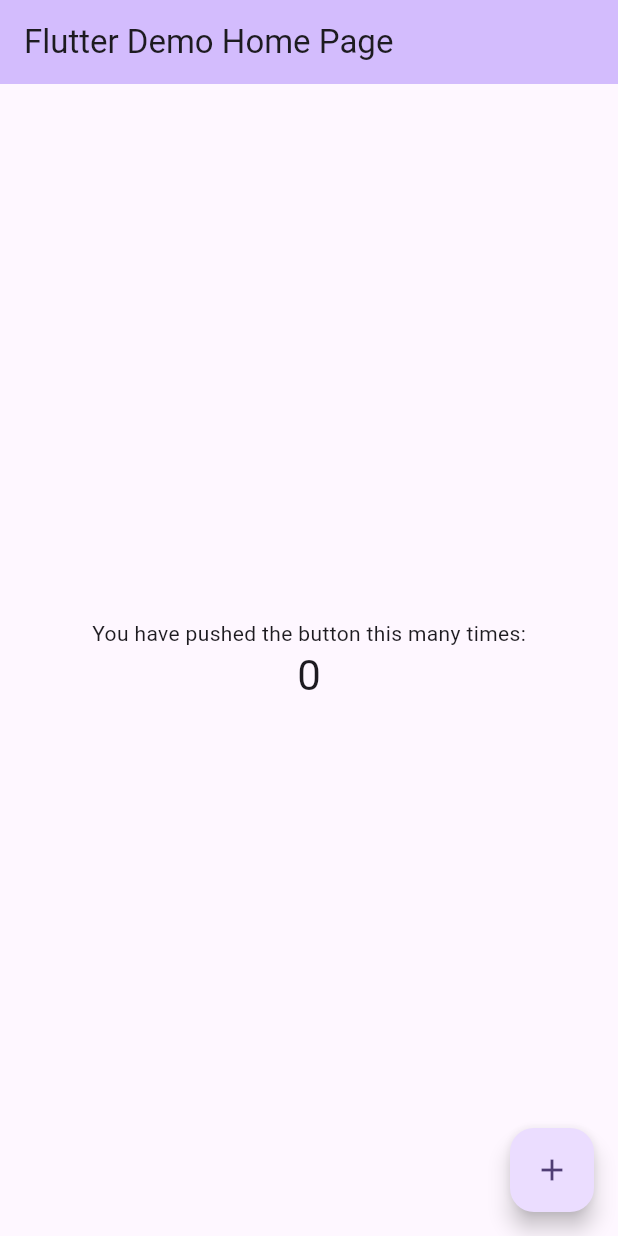
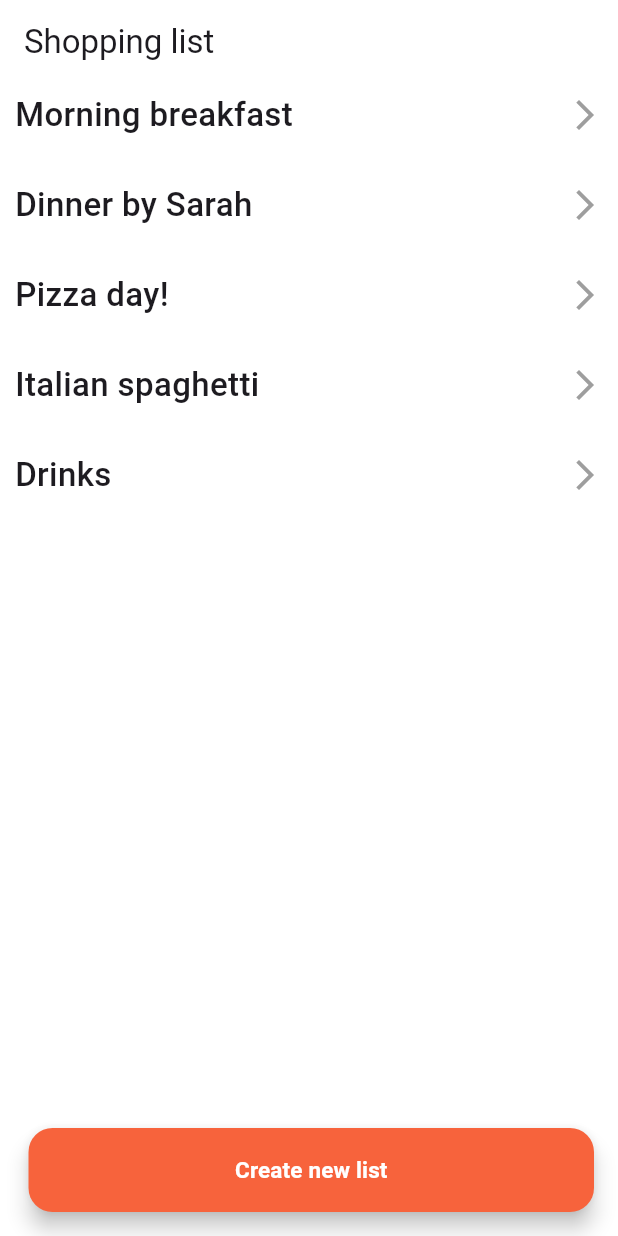
Before and after one commit to devlogio/shopping_list, a Flutter app: the screen it shows after launch, on a phone screen of 412 x 824 dp. Run offline on Flutter 3.47's test engine with Material 3 defaults, Android fonts, the phone set to English and light mode, and no system bars.

Commit message:
Shopping List

```diff
--- a/lib/main.dart
+++ b/lib/main.dart
@@ -1,4 +1,7 @@
 import 'package:flutter/material.dart';
+import 'package:shopping_list/models/shopping_item.dart';
+import 'package:shopping_list/ui/home.dart';
+import 'package:shopping_list/ui/shopping_list.dart';
 
 void main() {
   runApp(const MyApp());
@@ -7,119 +10,74 @@ void main() {
 class MyApp extends StatelessWidget {
   const MyApp({super.key});
 
-  // This widget is the root of your application.
   @override
   Widget build(BuildContext context) {
-    return MaterialApp(
-      title: 'Flutter Demo',
-      theme: ThemeData(
-        // This is the theme of your application.
-        //
-        // TRY THIS: Try running your application with "flutter run". You'll see
-        // the application has a purple toolbar. Then, without quitting the app,
-        // try changing the seedColor in the colorScheme below to Colors.green
-        // and then invoke "hot reload" (save your changes or press the "hot
-        // reload" button in a Flutter-supported IDE, or press "r" if you used
-        // the command line to start the app).
-        //
-        // Notice that the counter didn't reset back to zero; the application
-        // state is not lost during the reload. To reset the state, use hot
-        // restart instead.
-        //
-        // This works for code too, not just values: Most code changes can be
-        // tested with just a hot reload.
-        colorScheme: ColorScheme.fromSeed(seedColor: Colors.deepPurple),
-        useMaterial3: true,
-      ),
-      home: const MyHomePage(title: 'Flutter Demo Home Page'),
+    return const MaterialApp(
+      home: MyHomePage(),
     );
   }
 }
 
 class MyHomePage extends StatefulWidget {
-  const MyHomePage({super.key, required this.title});
-
-  // This widget is the home page of your application. It is stateful, meaning
-  // that it has a State object (defined below) that contains fields that affect
-  // how it looks.
-
-  // This class is the configuration for the state. It holds the values (in this
-  // case the title) provided by the parent (in this case the App widget) and
-  // used by the build method of the State. Fields in a Widget subclass are
-  // always marked "final".
-
-  final String title;
+  const MyHomePage({super.key});
 
   @override
   State<MyHomePage> createState() => _MyHomePageState();
 }
 
 class _MyHomePageState extends State<MyHomePage> {
-  int _counter = 0;
+  Map<String, List<ShoppingItem>> shoppingLists = {
+    'Morning breakfast': [
+      ShoppingItem(itemName: "Milk", category: "Dairy", quantity: 1),
+      ShoppingItem(itemName: "Butter", category: "Dairy", quantity: 1),
+      ShoppingItem(itemName: "Parmesan cheese", category: "Dairy", quantity: 1),
+      ShoppingItem(itemName: "Eggs", category: "Dairy", quantity: 1),
+      ShoppingItem(itemName: "Bread", category: "Bakery", quantity: 1),
+      ShoppingItem(itemName: "Blueberry muffins", category: "Bakery", quantity: 1),
+    ],
+    'Dinner by Sarah': [],
+    'Pizza day!': [],
+    'Italian spaghetti': [],
+    'Drinks': [],
+  };
 
-  void _incrementCounter() {
+  String _view = 'home';
+
+  void changeView(String newView) {
     setState(() {
-      // This call to setState tells the Flutter framework that something has
-      // changed in this State, which causes it to rerun the build method below
-      // so that the display can reflect the updated values. If we changed
-      // _counter without calling setState(), then the build method would not be
-      // called again, and so nothing would appear to happen.
-      _counter++;
+      _view = newView;
     });
+  }
+
+  void addNewShoppingList(String newShoppingListName) {
+    shoppingLists.putIfAbsent(newShoppingListName, () => []);
+    setState(() {});
+  }
+
+  void addNewItem(ShoppingItem shoppingItem) {
+    shoppingLists[_view]?.add(shoppingItem);
+    setState(() {});
+  }
+
+  Widget getView() {
+    if (_view == 'home') {
+      return Home(
+        shoppingLists: shoppingLists.keys.toList(),
+        addNewShoppingList: addNewShoppingList,
+        openShoppingList: changeView,
+      );
+    } else {
+      return ShoppingList(
+          title: _view,
+          shoppingLists: shoppingLists[_view],
+          addNewItem: addNewItem,
+          crossOfItem: () {},
+          exitList: changeView);
+    }
   }
 
   @override
   Widget build(BuildContext context) {
-    // This method is rerun every time setState is called, for instance as done
-    // by the _incrementCounter method above.
-    //
-    // The Flutter framework has been optimized to make rerunning build methods
-    // fast, so that you can just rebuild anything that needs updating rather
-    // than having to individually change instances of widgets.
-    return Scaffold(
-      appBar: AppBar(
-        // TRY THIS: Try changing the color here to a specific color (to
-        // Colors.amber, perhaps?) and trigger a hot reload to see the AppBar
-        // change color while the other colors stay the same.
-        backgroundColor: Theme.of(context).colorScheme.inversePrimary,
-        // Here we take the value from the MyHomePage object that was created by
-        // the App.build method, and use it to set our appbar title.
-        title: Text(widget.title),
-      ),
-      body: Center(
-        // Center is a layout widget. It takes a single child and positions it
-        // in the middle of the parent.
-        child: Column(
-          // Column is also a layout widget. It takes a list of children and
-          // arranges them vertically. By default, it sizes itself to fit its
-          // children horizontally, and tries to be as tall as its parent.
-          //
-          // Column has various properties to control how it sizes itself and
-          // how it positions its children. Here we use mainAxisAlignment to
-          // center the children vertically; the main axis here is the vertical
-          // axis because Columns are vertical (the cross axis would be
-          // horizontal).
-          //
-          // TRY THIS: Invoke "debug painting" (choose the "Toggle Debug Paint"
-          // action in the IDE, or press "p" in the console), to see the
-          // wireframe for each widget.
-          mainAxisAlignment: MainAxisAlignment.center,
-          children: <Widget>[
-            const Text(
-              'You have pushed the button this many times:',
-            ),
-            Text(
-              '$_counter',
-              style: Theme.of(context).textTheme.headlineMedium,
-            ),
-          ],
-        ),
-      ),
-      floatingActionButton: FloatingActionButton(
-        onPressed: _incrementCounter,
-        tooltip: 'Increment',
-        child: const Icon(Icons.add),
-      ), // This trailing comma makes auto-formatting nicer for build methods.
-    );
+    return getView();
   }
 }
--- /dev/null
+++ b/lib/models/shopping_item.dart
@@ -0,0 +1,13 @@
+class ShoppingItem {
+  String? itemName;
+  String? category;
+  int? quantity;
+  bool isBought;
+
+  ShoppingItem({
+    this.itemName,
+    this.category,
+    this.quantity,
+    this.isBought = false,
+  });
+}
--- /dev/null
+++ b/lib/ui/home.dart
@@ -0,0 +1,99 @@
+import 'package:flutter/material.dart';
+
+import 'list_item.dart';
+
+class Home extends StatefulWidget {
+  final List<String> shoppingLists;
+  final Function addNewShoppingList;
+  final Function openShoppingList;
+  const Home({
+    super.key,
+    required this.shoppingLists,
+    required this.addNewShoppingList,
+    required this.openShoppingList,
+  });
+
+  @override
+  State<Home> createState() => _HomeState();
+}
+
+class _HomeState extends State<Home> {
+  @override
+  Widget build(BuildContext context) {
+    return Scaffold(
+      backgroundColor: Colors.white,
+      appBar: AppBar(
+        surfaceTintColor: Colors.orange,
+        backgroundColor: Colors.white,
+        title: const Text('Shopping list'),
+      ),
+      body: Center(
+        child: Container(
+          margin: const EdgeInsets.only(bottom: 130.0),
+          child: ListView.builder(
+              itemCount: widget.shoppingLists.length,
+              itemBuilder: (BuildContext context, int index) {
+                return ListItem(
+                  item: widget.shoppingLists[index],
+                  onTap: () {
+                    widget.openShoppingList(widget.shoppingLists[index]);
+                  },
+                );
+              }),
+        ),
+      ),
+      floatingActionButton: Container(
+        width: MediaQuery.of(context).size.width,
+        margin: const EdgeInsets.only(left: 35.0),
+        child: FloatingActionButton(
+          backgroundColor: const Color.fromRGBO(247, 99, 60, 1.0),
+          onPressed: () {
+            createAlertDialog(context).then((newShoppingListName) {
+              widget.addNewShoppingList(newShoppingListName);
+            });
+          },
+          tooltip: 'Create new list',
+          child: const Text(
+            'Create new list',
+            style: TextStyle(
+              color: Colors.white,
+              fontWeight: FontWeight.w700,
+              fontSize: 15.0,
+            ),
+          ),
+        ),
+      ),
+    );
+  }
+}
+
+Future<String> createAlertDialog(BuildContext context) async {
+  String shoppingListName = '';
+  return await showDialog(
+    context: context,
+    builder: (context) {
+      return AlertDialog(
+        title: const Text("New Shopping List Name"),
+        content: Column(
+          mainAxisSize: MainAxisSize.min,
+          children: [
+            TextField(
+              onChanged: (value) {
+                shoppingListName = value;
+              },
+            ),
+          ],
+        ),
+        actions: <Widget>[
+          MaterialButton(
+            elevation: 5.0,
+            child: const Text("OK"),
+            onPressed: () {
+              Navigator.of(context).pop(shoppingListName);
+            },
+          ),
+        ],
+      );
+    },
+  );
+}
--- /dev/null
+++ b/lib/ui/list_item.dart
@@ -0,0 +1,55 @@
+import 'package:flutter/material.dart';
+
+class ListItem extends StatelessWidget {
+  final String item;
+  final Function() onTap;
+
+  const ListItem({
+    super.key,
+    required this.item,
+    required this.onTap,
+  });
+
+  @override
+  Widget build(BuildContext context) {
+    return GestureDetector(
+      behavior: HitTestBehavior.translucent,
+      onTap: onTap,
+      child: Container(
+        margin: const EdgeInsets.only(
+          bottom: 5,
+          top: 5,
+          left: 10,
+          right: 10,
+        ),
+        height: 50,
+        child: Column(
+          crossAxisAlignment: CrossAxisAlignment.start,
+          mainAxisAlignment: MainAxisAlignment.spaceBetween,
+          children: [
+            Row(
+              children: [
+                Expanded(
+                  child: Align(
+                    alignment: Alignment.centerLeft,
+                    child: Text(
+                      item,
+                      style: const TextStyle(
+                        fontSize: 22.0,
+                        fontWeight: FontWeight.w500,
+                      ),
+                    ),
+                  ),
+                ),
+                const Icon(
+                  Icons.arrow_forward_ios,
+                  color: Colors.grey,
+                ),
+              ],
+            ),
+          ],
+        ),
+      ),
+    );
+  }
+}
```
Also changed, not shown: lib/ui/shopping_item_list.dart (added, +73 -0 lines), lib/ui/shopping_list.dart (added, +120 -0 lines).
